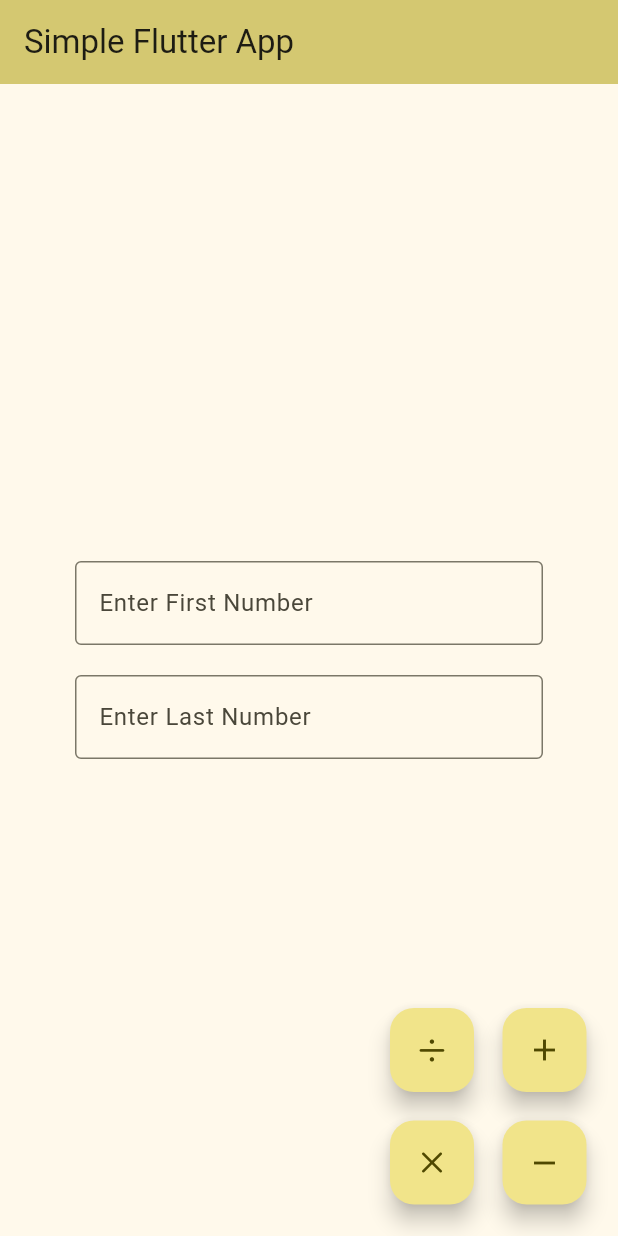
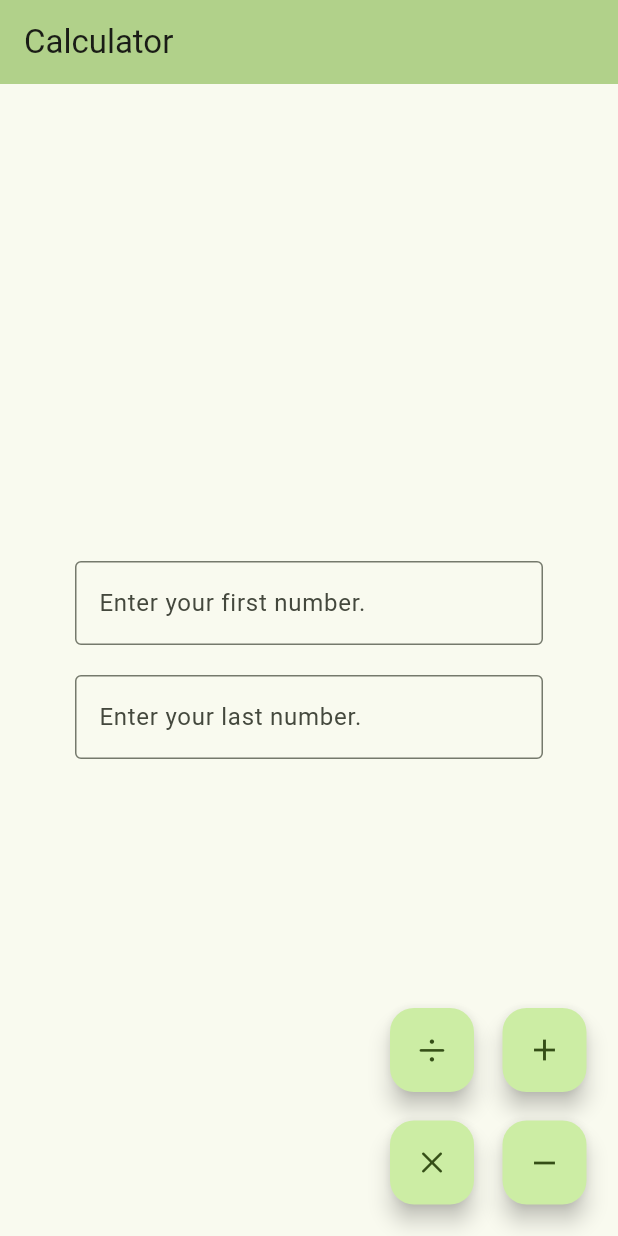
Before and after one commit to alennejasper/calculator, a Flutter app: the screen it shows after launch, after a tap on the "remove" icon, on a phone screen of 412 x 824 dp. Run offline on Flutter 3.47's test engine with Material 3 defaults, Android fonts, the phone set to English and light mode, and no system bars; our stand-ins replace fluttertoast.

Commit message:
The updated version of calculator (February 2024).

```diff
--- a/lib/main.dart
+++ b/lib/main.dart
@@ -1,41 +1,34 @@
 import "package:flutter/cupertino.dart";
+
 import "package:flutter/material.dart";
+
 import "package:fluttertoast/fluttertoast.dart";
 
-void main() {
+void main(){
     runApp(const MyApp());
 }
 
-class MyApp extends StatelessWidget {
+class MyApp extends StatelessWidget{
     const MyApp({super.key});
 
     @override
-    Widget build(BuildContext context) {
+    Widget build(BuildContext context){
         return MaterialApp(
-            title: "Flutter Demo",
+            title: "Calculator",
 
             theme: ThemeData(
-                colorScheme: ColorScheme.fromSeed(seedColor: Colors.yellow),
+                colorScheme: ColorScheme.fromSeed(seedColor: Colors.lightGreen),
 
                 useMaterial3: true,
             ),
 
-            home: const MyHomePage(title: "Simple Flutter App"),
+            home: const MyHomePage(title: "Calculator"),
         );
     }
 }
 
-class MyHomePage extends StatefulWidget {
+class MyHomePage extends StatefulWidget{
     const MyHomePage({super.key, required this.title});
-
-  // This widget is the home page of your application. It is stateful, meaning
-  // that it has a State object (defined below) that contains fields that affect
-  // how it looks.
-
-  // This class is the configuration for the state. It holds the value  (in this
-  // case the title) provided by the parent (in this case the App widget) and
-  // used by the build method of the State. Fields in a Widget subclass are
-  // always marked "final".
 
     final String title;
 
@@ -44,45 +37,33 @@ class MyHomePage extends StatefulWidget {
 }
 
 class _MyHomePageState extends State<MyHomePage> {
-  int _counter = 0;
-  TextEditingController txtFname = TextEditingController();
-  TextEditingController txtLname = TextEditingController();
+    TextEditingController txtFnumber = TextEditingController();
 
-  void _incrementCounter() {
-    setState(() {
+    TextEditingController txtLnumber = TextEditingController();
 
-      _counter++;
+    double result = 0;
+
+    void _add(){
+        setState((){
+            result = double.parse(txtFnumber.text) + double.parse(txtLnumber.text);
         });
     }
 
-  void _minusCounter() {
-    setState(() {
-      _counter--;
-    });
-  }
-
-  double result = 0;
-  void _add(){
-    setState(() {
-      result = double.parse(txtFname.text) + double.parse(txtLname.text);
-    });
-  }
-
-  void _minus(){
-    setState(() {
-      result = double.parse(txtFname.text) - double.parse(txtLname.text);
+    void _subtract(){
+        setState((){
+            result = double.parse(txtFnumber.text) - double.parse(txtLnumber.text);
         });
     }
 
     void _divide(){
-    setState(() {
-      result = double.parse(txtFname.text) / double.parse(txtLname.text);
+        setState((){
+            result = double.parse(txtFnumber.text) / double.parse(txtLnumber.text);
         });
     }
 
     void _multiply(){
-    setState(() {
-      result = double.parse(txtFname.text) * double.parse(txtLname.text);
+        setState((){
+            result = double.parse(txtFnumber.text) * double.parse(txtLnumber.text);
         });
     }
 
@@ -91,116 +72,170 @@ class _MyHomePageState extends State<MyHomePage> {
         return Scaffold(
             appBar: AppBar(
                 backgroundColor: Theme.of(context).colorScheme.inversePrimary,
-        // Here we take the value from the MyHomePage object that was created by
-        // the App.build method, and use it to set our appbar title.
+
                 title: Text(widget.title),
             ),
+
             body: Center(
-        // Center is a layout widget. It takes a single child and positions it
-        // in the middle of the parent.
                 child: Column(
                     mainAxisAlignment: MainAxisAlignment.center,
+
                     children: <Widget>[
                         Padding(
                             padding: const EdgeInsets.symmetric(vertical: 10, horizontal: 50),
+
                             child: TextField(
-                controller: txtFname,
-                decoration: InputDecoration(
+
+                                controller: txtFnumber,
+
+                                decoration: const InputDecoration(
                                     border: OutlineInputBorder(),
-                  hintText: "Enter First Number",
+
+                                    hintText: "Enter your first number.",
                                 ),
                             ),
                         ),
+
                         Padding(
                             padding: const EdgeInsets.symmetric(vertical: 10, horizontal: 50),
+
                             child: TextField(
-                controller: txtLname,
-                decoration: InputDecoration(
+                                controller: txtLnumber,
+
+                                decoration: const InputDecoration(
                                     border: OutlineInputBorder(),
-                  hintText: "Enter Last Number",
+
+                                    hintText: "Enter your last number.",
                                 ),
                             ),
                         ),
                     ],
                 ),
             ),
+
             floatingActionButton: Padding(
                 padding: const EdgeInsets.symmetric(vertical: 5,horizontal: 5),
+
                 child: Stack(
                     alignment: Alignment.bottomRight,
+
                     children: [
                         Positioned(
                             bottom: 75,
+
                             child: FloatingActionButton(
                                 onPressed: (){
                                     _add();
+
                                     Fluttertoast.showToast(
-                            msg: "The Answer is: $result",
+                                        msg: "The answer is: $result.",
+
                                         toastLength: Toast.LENGTH_SHORT,
+
                                         gravity: ToastGravity.CENTER,
+
                                         timeInSecForIosWeb: 5,
-                            backgroundColor: Colors.red,
+
+                                        backgroundColor: Colors.lightGreen,
+
                                         textColor: Colors.white,
+
                                         fontSize: 16.0
                                     );
                                 },
+
                                 tooltip: "Addition",
+
                                 child: const Icon(Icons.add),
                             )),
+
                         Positioned(
                             bottom: 0,
+
                             child: FloatingActionButton(
                                 onPressed: (){
-                        _minus();
+                                    _subtract();
+
                                     Fluttertoast.showToast(
-                            msg: "The Answer is: $result",
+                                        msg: "The answer is: $result.",
+
                                         toastLength: Toast.LENGTH_SHORT,
+
                                         gravity: ToastGravity.CENTER,
+
                                         timeInSecForIosWeb: 5,
-                            backgroundColor: Colors.red,
+
+                                        backgroundColor: Colors.lightGreen,
+
                                         textColor: Colors.white,
+
                                         fontSize: 16.0
                                     );
                                 },
                                 tooltip: "Subtract",
+
                                 child: const Icon(Icons.remove),
                             )),
+
                         Positioned(
                             bottom: 75,
+
                             right: 75,
+
                             child: FloatingActionButton(
                                 onPressed: (){
                                     _divide();
+
                                     Fluttertoast.showToast(
-                            msg: "The Answer is: $result",
+                                        msg: "The answer is: $result.",
+
                                         toastLength: Toast.LENGTH_SHORT,
+
                                         gravity: ToastGravity.CENTER,
+
                                         timeInSecForIosWeb: 5,
-                            backgroundColor: Colors.red,
+
+                                        backgroundColor: Colors.lightGreenAccent,
+
                                         textColor: Colors.white,
+
                                         fontSize: 16.0
                                     );
                                 },
+
                                 tooltip: "Divide",
+
                                 child: const Icon(CupertinoIcons.divide),
                             )),
+
                         Positioned(
                             bottom: 0,
+
                             right: 75,
+
                             child: FloatingActionButton(
                                 onPressed: (){
                                     _multiply();
+
                                     Fluttertoast.showToast(
-                            msg: "The Answer is: $result",
+                                        msg: "The answer is: $result.",
+
                                         toastLength: Toast.LENGTH_SHORT,
+
                                         gravity: ToastGravity.CENTER,
+
                                         timeInSecForIosWeb: 5,
-                            backgroundColor: Colors.red,
+
+                                        backgroundColor: Colors.lightGreen,
+
                                         textColor: Colors.white,
+
                                         fontSize: 16.0
                                     );
                                 },
+
                                 tooltip: "Multiply",
+
                                 child: const Icon(CupertinoIcons.multiply),
                             )),
                     ]
```
Also changed, not shown: 79 other files. Lines whose indentation alone changed are shown as unchanged.
